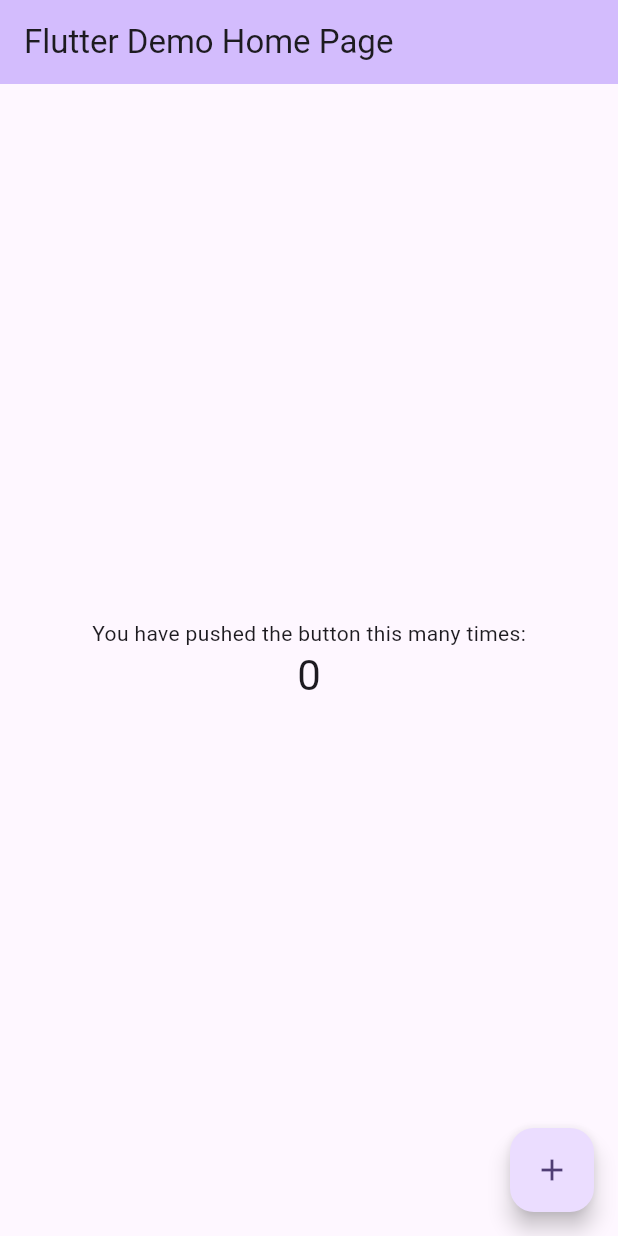
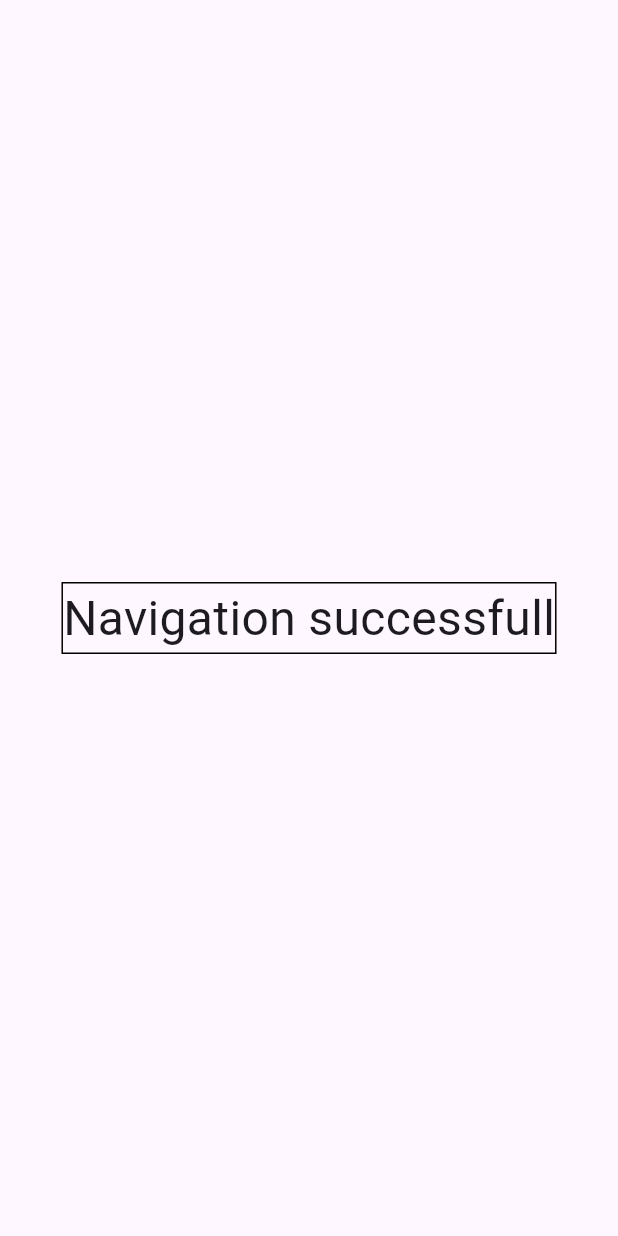
Before and after one commit to Demetre-Panjakidze/landingApp, a Flutter app: the screen it shows after launch, on a phone screen of 412 x 824 dp. Run offline on Flutter 3.47's test engine with Material 3 defaults, Android fonts, the phone set to English and light mode, and no system bars.

Commit message:
created a success design

```diff
--- a/lib/main.dart
+++ b/lib/main.dart
@@ -1,4 +1,5 @@
 import 'package:flutter/material.dart';
+import 'package:landingapp/pages/homepage.dart';
 
 void main() {
   runApp(const MyApp());
@@ -7,119 +8,15 @@ void main() {
 class MyApp extends StatelessWidget {
   const MyApp({super.key});
 
-  // This widget is the root of your application.
   @override
   Widget build(BuildContext context) {
     return MaterialApp(
-      title: 'Flutter Demo',
+      title: 'Landing app',
       theme: ThemeData(
-        // This is the theme of your application.
-        //
-        // TRY THIS: Try running your application with "flutter run". You'll see
-        // the application has a blue toolbar. Then, without quitting the app,
-        // try changing the seedColor in the colorScheme below to Colors.green
-        // and then invoke "hot reload" (save your changes or press the "hot
-        // reload" button in a Flutter-supported IDE, or press "r" if you used
-        // the command line to start the app).
-        //
-        // Notice that the counter didn't reset back to zero; the application
-        // state is not lost during the reload. To reset the state, use hot
-        // restart instead.
-        //
-        // This works for code too, not just values: Most code changes can be
-        // tested with just a hot reload.
         colorScheme: ColorScheme.fromSeed(seedColor: Colors.deepPurple),
         useMaterial3: true,
       ),
-      home: const MyHomePage(title: 'Flutter Demo Home Page'),
+      home: const HomePage(),
     );
   }
 }
-
-class MyHomePage extends StatefulWidget {
-  const MyHomePage({super.key, required this.title});
-
-  // This widget is the home page of your application. It is stateful, meaning
-  // that it has a State object (defined below) that contains fields that affect
-  // how it looks.
-
-  // This class is the configuration for the state. It holds the values (in this
-  // case the title) provided by the parent (in this case the App widget) and
-  // used by the build method of the State. Fields in a Widget subclass are
-  // always marked "final".
-
-  final String title;
-
-  @override
-  State<MyHomePage> createState() => _MyHomePageState();
-}
-
-class _MyHomePageState extends State<MyHomePage> {
-  int _counter = 0;
-
-  void _incrementCounter() {
-    setState(() {
-      // This call to setState tells the Flutter framework that something has
-      // changed in this State, which causes it to rerun the build method below
-      // so that the display can reflect the updated values. If we changed
-      // _counter without calling setState(), then the build method would not be
-      // called again, and so nothing would appear to happen.
-      _counter++;
-    });
-  }
-
-  @override
-  Widget build(BuildContext context) {
-    // This method is rerun every time setState is called, for instance as done
-    // by the _incrementCounter method above.
-    //
-    // The Flutter framework has been optimized to make rerunning build methods
-    // fast, so that you can just rebuild anything that needs updating rather
-    // than having to individually change instances of widgets.
-    return Scaffold(
-      appBar: AppBar(
-        // TRY THIS: Try changing the color here to a specific color (to
-        // Colors.amber, perhaps?) and trigger a hot reload to see the AppBar
-        // change color while the other colors stay the same.
-        backgroundColor: Theme.of(context).colorScheme.inversePrimary,
-        // Here we take the value from the MyHomePage object that was created by
-        // the App.build method, and use it to set our appbar title.
-        title: Text(widget.title),
-      ),
-      body: Center(
-        // Center is a layout widget. It takes a single child and positions it
-        // in the middle of the parent.
-        child: Column(
-          // Column is also a layout widget. It takes a list of children and
-          // arranges them vertically. By default, it sizes itself to fit its
-          // children horizontally, and tries to be as tall as its parent.
-          //
-          // Column has various properties to control how it sizes itself and
-          // how it positions its children. Here we use mainAxisAlignment to
-          // center the children vertically; the main axis here is the vertical
-          // axis because Columns are vertical (the cross axis would be
-          // horizontal).
-          //
-          // TRY THIS: Invoke "debug painting" (choose the "Toggle Debug Paint"
-          // action in the IDE, or press "p" in the console), to see the
-          // wireframe for each widget.
-          mainAxisAlignment: MainAxisAlignment.center,
-          children: <Widget>[
-            const Text(
-              'You have pushed the button this many times:',
-            ),
-            Text(
-              '$_counter',
-              style: Theme.of(context).textTheme.headlineMedium,
-            ),
-          ],
-        ),
-      ),
-      floatingActionButton: FloatingActionButton(
-        onPressed: _incrementCounter,
-        tooltip: 'Increment',
-        child: const Icon(Icons.add),
-      ), // This trailing comma makes auto-formatting nicer for build methods.
-    );
-  }
-}
--- /dev/null
+++ b/lib/pages/homepage.dart
@@ -0,0 +1,32 @@
+import 'package:flutter/material.dart';
+
+class HomePage extends StatelessWidget {
+  const HomePage({super.key});
+
+  @override
+  Widget build(BuildContext context) {
+    return Scaffold(
+      body: Column(
+        children: [
+          const Spacer(),
+          Row(
+            mainAxisAlignment: MainAxisAlignment.center,
+            children: [
+              Container(
+                decoration:
+                    BoxDecoration(border: Border.all(color: Colors.black)),
+                child: const Text(
+                  "Navigation successfull",
+                  style: TextStyle(
+                    fontSize: 32,
+                  ),
+                ),
+              ),
+            ],
+          ),
+          const Spacer(),
+        ],
+      ),
+    );
+  }
+}
```
